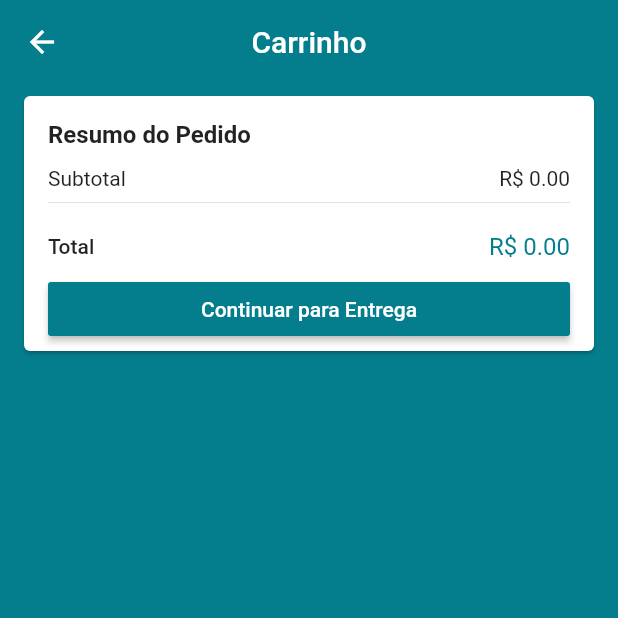
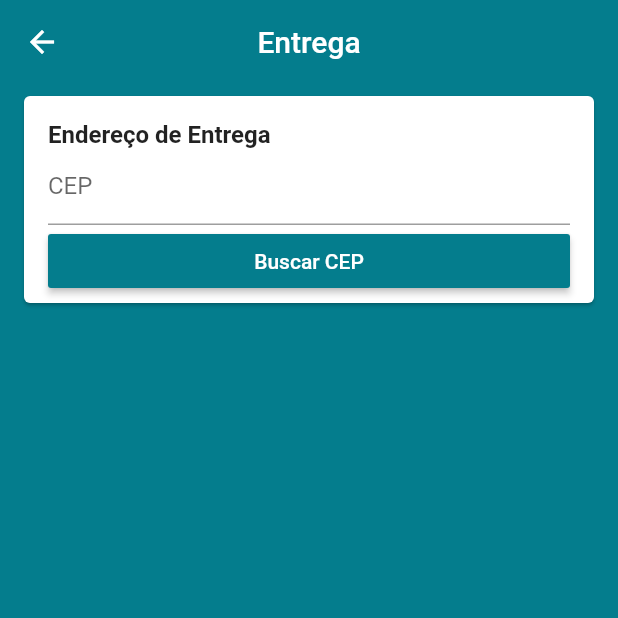
Before and after one commit to joaopaulovieira-dev/loja_online_jpvp, a Flutter app: the CartScreen screen opened by its route, after a tap on "Continuar para Entrega", on a phone screen of 412 x 824 dp, the top half of it. Run offline on Flutter 3.47's test engine with Material 2 defaults, Android fonts, the phone set to English and light mode, and no system bars; our stand-ins replace carousel_pro, cloud_firestore, firebase_auth, firebase_storage, image_cropper, image_picker and 1 more; missing offline and left inert: alphabet_list_scroll_view; accounts and stored records are empty.

Commit message:
95. Criando Tela de Endereço

```diff
--- a/lib/main.dart
+++ b/lib/main.dart
@@ -5,6 +5,7 @@ import 'package:loja_online_jpvp/models/home_manager.dart';
 import 'package:loja_online_jpvp/models/product.dart';
 import 'package:loja_online_jpvp/models/product_manager.dart';
 import 'package:loja_online_jpvp/models/user_manager.dart';
+import 'package:loja_online_jpvp/screens/address/address_screen.dart';
 import 'package:loja_online_jpvp/screens/base/base_screen.dart';
 import 'package:loja_online_jpvp/screens/cart/cart_screen.dart';
 import 'package:loja_online_jpvp/screens/edit_product/edit_product_screen.dart';
@@ -49,7 +50,7 @@ class MyApp extends StatelessWidget {
         )
       ],
       child: MaterialApp(
-        title: 'Loja do João Paulo',
+        title: 'Loja do Daniel',
         debugShowCheckedModeBanner: false,
         theme: ThemeData(
           primaryColor: const Color.fromARGB(255, 4, 125, 141),
@@ -69,6 +70,8 @@ class MyApp extends StatelessWidget {
                   builder: (_) => ProductScreen(settings.arguments as Product));
             case '/cart':
               return MaterialPageRoute(builder: (_) => CartScreen());
+            case '/address':
+              return MaterialPageRoute(builder: (_) => AddressScreen());
             case '/edit_product':
               return MaterialPageRoute(
                   builder: (_) =>
@@ -84,5 +87,3 @@ class MyApp extends StatelessWidget {
     );
   }
 }
-
-// TODO: Reordenar as seções da Home Page semelhante a tela do produto.
--- /dev/null
+++ b/lib/screens/address/address_screen.dart
@@ -0,0 +1,19 @@
+import 'package:flutter/material.dart';
+import 'package:loja_online_jpvp/screens/address/components/address_card.dart';
+
+class AddressScreen extends StatelessWidget {
+  @override
+  Widget build(BuildContext context) {
+    return Scaffold(
+      appBar: AppBar(
+        title: const Text('Entrega'),
+        centerTitle: true,
+      ),
+      body: ListView(
+        children: <Widget>[
+          AddressCard(),
+        ],
+      ),
+    );
+  }
+}
--- /dev/null
+++ b/lib/screens/address/components/address_card.dart
@@ -0,0 +1,27 @@
+import 'package:flutter/material.dart';
+import 'package:loja_online_jpvp/screens/address/components/cep_input_field.dart';
+
+class AddressCard extends StatelessWidget {
+  @override
+  Widget build(BuildContext context) {
+    return Card(
+      margin: const EdgeInsets.symmetric(horizontal: 16, vertical: 8),
+      child: Padding(
+        padding: const EdgeInsets.fromLTRB(16, 16, 16, 4),
+        child: Column(
+          crossAxisAlignment: CrossAxisAlignment.start,
+          children: <Widget>[
+            const Text(
+              'Endereço de Entrega',
+              style: TextStyle(
+                fontWeight: FontWeight.w600,
+                fontSize: 16,
+              ),
+            ),
+            CepInputField()
+          ],
+        ),
+      ),
+    );
+  }
+}
--- /dev/null
+++ b/lib/screens/address/components/cep_input_field.dart
@@ -0,0 +1,32 @@
+import 'package:flutter/material.dart';
+import 'package:flutter/services.dart';
+
+class CepInputField extends StatelessWidget {
+  @override
+  Widget build(BuildContext context) {
+    final primaryColor = Theme.of(context).primaryColor;
+
+    return Column(
+      crossAxisAlignment: CrossAxisAlignment.stretch,
+      children: <Widget>[
+        TextFormField(
+          decoration: const InputDecoration(
+              isDense: true, labelText: 'CEP', hintText: '12.345-678'),
+          inputFormatters: [
+            // ignore: deprecated_member_use
+            WhitelistingTextInputFormatter.digitsOnly,
+          ],
+          keyboardType: TextInputType.number,
+        ),
+        // ignore: deprecated_member_use
+        RaisedButton(
+          onPressed: () {},
+          textColor: Colors.white,
+          color: primaryColor,
+          disabledColor: primaryColor.withAlpha(100),
+          child: const Text('Buscar CEP'),
+        ),
+      ],
+    );
+  }
+}
--- a/lib/screens/cart/cart_screen.dart
+++ b/lib/screens/cart/cart_screen.dart
@@ -23,7 +23,11 @@ class CartScreen extends StatelessWidget {
               ),
               PriceCard(
                 buttonText: 'Continuar para Entrega',
-                onPressed: cartManager.isCartValid ? () {} : null,
+                onPressed: cartManager.isCartValid
+                    ? () {
+                        Navigator.of(context).pushNamed('/address');
+                      }
+                    : null,
               ),
             ],
           );
```
